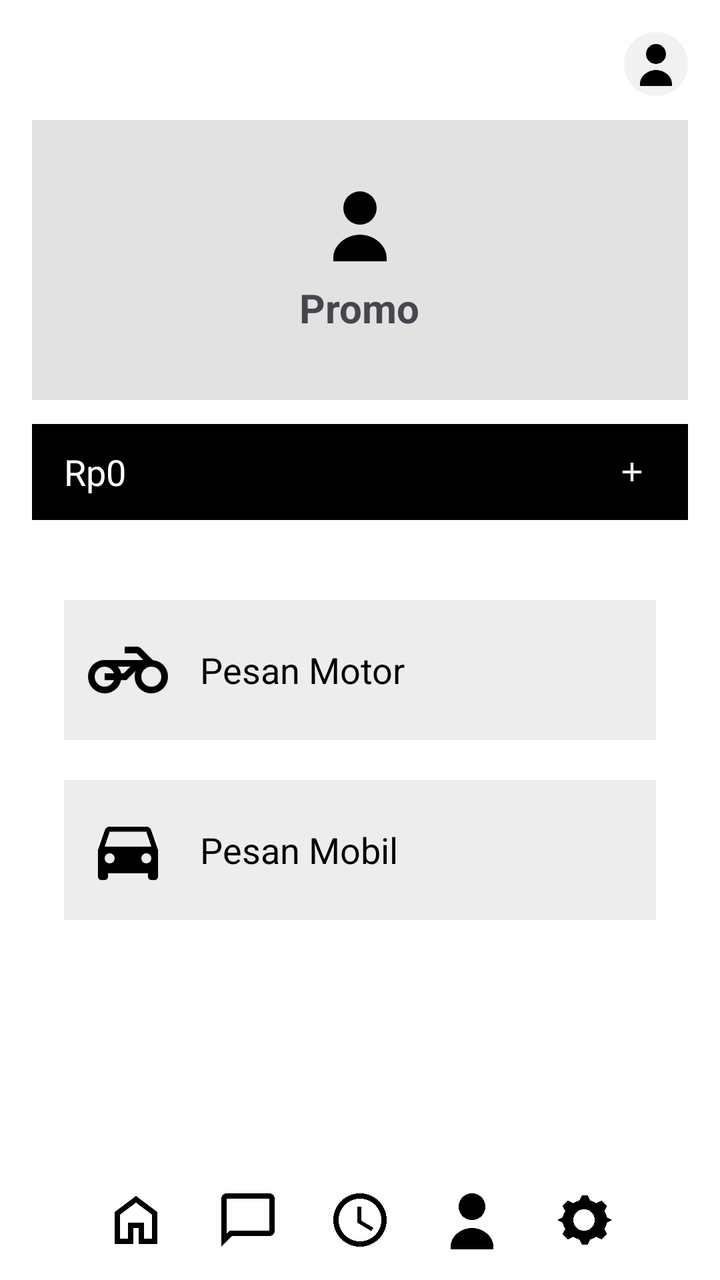
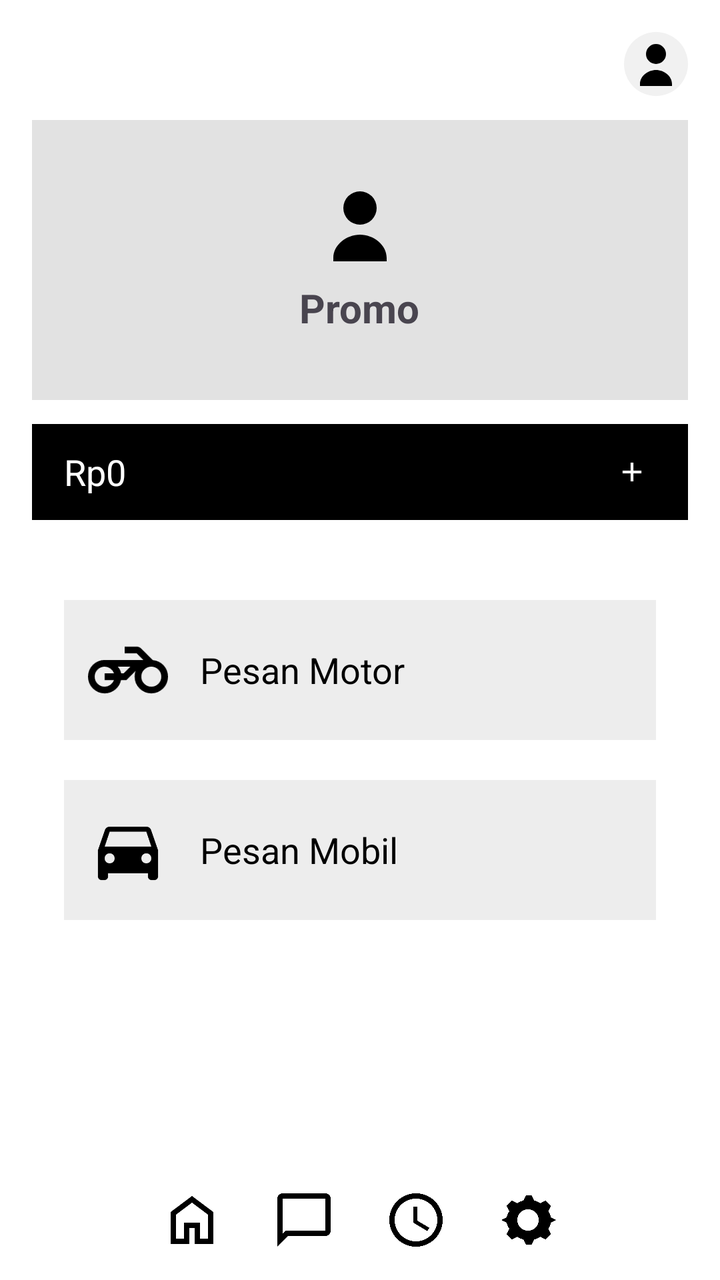

An Android layout rendered at two revisions. The XML below is the earlier revision; the diff shows what the commit changed to produce the second picture.
<!-- AndroidManifest.xml: application theme Theme.NgGojek -->
<!-- res/layout/activity_homepage.xml -->
<?xml version="1.0" encoding="utf-8"?>
<androidx.constraintlayout.widget.ConstraintLayout xmlns:android="http://schemas.android.com/apk/res/android"
    xmlns:app="http://schemas.android.com/apk/res-auto"
    xmlns:tools="http://schemas.android.com/tools"
    android:layout_width="match_parent"
    android:layout_height="match_parent"
    android:background="#FFFFFF"
    tools:context=".MainActivity">

    
    <ImageView
        android:id="@+id/btnProfile"
        android:layout_width="32dp"
        android:layout_height="32dp"
        android:layout_margin="16dp"
        android:background="@drawable/bg_circle"
        android:padding="4dp"
        android:src="@drawable/profile"
        app:layout_constraintEnd_toEndOf="parent"
        app:layout_constraintTop_toTopOf="parent" />

    
    <LinearLayout
        android:id="@+id/bannerPromo"
        android:layout_width="0dp"
        android:layout_height="140dp"
        android:layout_marginStart="16dp"
        android:layout_marginTop="60dp"
        android:layout_marginEnd="16dp"
        android:background="#E2E2E2"
        android:gravity="center"
        android:orientation="vertical"
        app:layout_constraintEnd_toEndOf="parent"
        app:layout_constraintStart_toStartOf="parent"
        app:layout_constraintTop_toTopOf="parent">

        <ImageView
            android:layout_width="40dp"
            android:layout_height="40dp"
            android:src="@drawable/profile" />

        <TextView
            android:layout_width="wrap_content"
            android:layout_height="wrap_content"
            android:layout_marginTop="8dp"
            android:text="Promo"
            android:textSize="20sp"
            android:textStyle="bold" />
    </LinearLayout>

    
    <LinearLayout
        android:id="@+id/saldoCard"
        android:layout_width="0dp"
        android:layout_height="48dp"
        android:layout_marginStart="16dp"
        android:layout_marginTop="12dp"
        android:layout_marginEnd="16dp"
        android:background="#000000"
        android:gravity="center_vertical"
        android:orientation="horizontal"
        app:layout_constraintEnd_toEndOf="parent"
        app:layout_constraintStart_toStartOf="parent"
        app:layout_constraintTop_toBottomOf="@+id/bannerPromo">

        <TextView
            android:layout_width="0dp"
            android:layout_height="wrap_content"
            android:layout_weight="1"
            android:paddingStart="16dp"
            android:text="Rp0"
            android:textColor="#FFFFFF"
            android:textSize="18sp" />

        <ImageView
            android:layout_width="24dp"
            android:layout_height="24dp"
            android:layout_marginEnd="16dp"
            android:padding="4dp"
            android:src="@drawable/add"
            app:tint="#FFFFFF" />
    </LinearLayout>

    
    <LinearLayout
        android:id="@+id/btnMotor"
        android:layout_width="0dp"
        android:layout_height="70dp"
        android:layout_marginStart="32dp"
        android:layout_marginTop="40dp"
        android:layout_marginEnd="32dp"
        android:background="#EDEDED"
        android:gravity="center_vertical"
        android:orientation="horizontal"
        android:padding="12dp"
        app:layout_constraintEnd_toEndOf="parent"
        app:layout_constraintStart_toStartOf="parent"
        app:layout_constraintTop_toBottomOf="@+id/saldoCard">

        <ImageView
            android:layout_width="40dp"
            android:layout_height="40dp"
            android:src="@drawable/motor"
            app:tint="#000000" />

        <TextView
            android:layout_width="wrap_content"
            android:layout_height="wrap_content"
            android:layout_marginStart="16dp"
            android:text="Pesan Motor"
            android:textColor="#000000"
            android:textSize="18sp" />
    </LinearLayout>

    
    <LinearLayout
        android:id="@+id/btnMobil"
        android:layout_width="0dp"
        android:layout_height="70dp"
        android:layout_marginStart="32dp"
        android:layout_marginTop="20dp"
        android:layout_marginEnd="32dp"
        android:background="#EDEDED"
        android:gravity="center_vertical"
        android:orientation="horizontal"
        android:padding="12dp"
        app:layout_constraintEnd_toEndOf="parent"
        app:layout_constraintStart_toStartOf="parent"
        app:layout_constraintTop_toBottomOf="@+id/btnMotor">

        <ImageView
            android:layout_width="40dp"
            android:layout_height="40dp"
            android:src="@drawable/car"
            app:tint="#000000" />

        <TextView
            android:layout_width="wrap_content"
            android:layout_height="wrap_content"
            android:layout_marginStart="16dp"
            android:text="Pesan Mobil"
            android:textColor="#000000"
            android:textSize="18sp" />
    </LinearLayout>

    
    <LinearLayout
        android:id="@+id/bottomNav"
        android:layout_width="0dp"
        android:layout_height="60dp"
        android:background="#FFFFFF"
        android:gravity="center"
        android:orientation="horizontal"
        android:padding="8dp"
        app:layout_constraintBottom_toBottomOf="parent"
        app:layout_constraintEnd_toEndOf="parent"
        app:layout_constraintStart_toStartOf="parent">

        <ImageView
            android:id="@+id/navHome"
            android:layout_width="32dp"
            android:layout_height="32dp"
            android:src="@drawable/home" />

        <ImageView
            android:id="@+id/navChat"
            android:layout_width="32dp"
            android:layout_height="32dp"
            android:layout_marginStart="24dp"
            android:src="@drawable/chat" />

        <ImageView
            android:id="@+id/navRiwayat"
            android:layout_width="32dp"
            android:layout_height="32dp"
            android:layout_marginStart="24dp"
            android:src="@drawable/clock" />

        <ImageView
            android:id="@+id/navProfile"
            android:layout_width="32dp"
            android:layout_height="32dp"
            android:layout_marginStart="24dp"
            android:src="@drawable/profile" />

        <ImageView
            android:id="@+id/navSettings"
            android:layout_width="32dp"
            android:layout_height="32dp"
            android:layout_marginStart="24dp"
            android:src="@drawable/settings" />
    </LinearLayout>

</androidx.constraintlayout.widget.ConstraintLayout>
<!-- resources referenced by this layout -->
<resources>
  <!-- drawable add (drawable) -->
  <vector xmlns:android="http://schemas.android.com/apk/res/android"
      android:width="24dp"
      android:height="24dp"
      android:viewportWidth="24"
      android:viewportHeight="24">
      <path
          android:fillColor="#FFF"
          android:pathData="M19,11H13V5h-2v6H5v2h6v6h2v-6h6z"/>
  </vector>
  <!-- drawable bg_circle (drawable) -->
  <shape xmlns:android="http://schemas.android.com/apk/res/android"
      android:shape="oval">
      <solid android:color="#F1F1F1"/>
  </shape>
  <!-- drawable car (drawable) -->
  <vector xmlns:android="http://schemas.android.com/apk/res/android" android:height="24dp" android:tint="#000000" android:viewportHeight="24" android:viewportWidth="24" android:width="24dp">
        
      <path android:fillColor="@android:color/white" android:pathData="M18.92,6.01C18.72,5.42 18.16,5 17.5,5h-11c-0.66,0 -1.21,0.42 -1.42,1.01L3,12v8c0,0.55 0.45,1 1,1h1c0.55,0 1,-0.45 1,-1v-1h12v1c0,0.55 0.45,1 1,1h1c0.55,0 1,-0.45 1,-1v-8l-2.08,-5.99zM6.5,16c-0.83,0 -1.5,-0.67 -1.5,-1.5S5.67,13 6.5,13s1.5,0.67 1.5,1.5S7.33,16 6.5,16zM17.5,16c-0.83,0 -1.5,-0.67 -1.5,-1.5s0.67,-1.5 1.5,-1.5 1.5,0.67 1.5,1.5 -0.67,1.5 -1.5,1.5zM5,11l1.5,-4.5h11L19,11L5,11z"/>
      
  </vector>
  <!-- drawable clock (drawable) -->
  <vector xmlns:android="http://schemas.android.com/apk/res/android" android:height="24dp" android:tint="#000000" android:viewportHeight="24" android:viewportWidth="24" android:width="24dp">
        
      <path android:fillColor="@android:color/white" android:pathData="M11.99,2C6.47,2 2,6.48 2,12s4.47,10 9.99,10C17.52,22 22,17.52 22,12S17.52,2 11.99,2zM12,20c-4.42,0 -8,-3.58 -8,-8s3.58,-8 8,-8 8,3.58 8,8 -3.58,8 -8,8z"/>
        
      <path android:fillColor="@android:color/white" android:pathData="M12.5,7H11v6l5.25,3.15 0.75,-1.23 -4.5,-2.67z"/>
      
  </vector>
  <!-- drawable home (drawable) -->
  <vector xmlns:android="http://schemas.android.com/apk/res/android" android:height="24dp" android:tint="#000000" android:viewportHeight="960" android:viewportWidth="960" android:width="24dp">
        
      <path android:fillColor="@android:color/white" android:pathData="M240,760L360,760L360,520L600,520L600,760L720,760L720,400L480,220L240,400L240,760ZM160,840L160,360L480,120L800,360L800,840L520,840L520,600L440,600L440,840L160,840ZM480,490L480,490L480,490L480,490L480,490L480,490L480,490L480,490L480,490Z"/>
      
  </vector>
  <!-- drawable profile (drawable) -->
  <vector xmlns:android="http://schemas.android.com/apk/res/android"
      android:width="24dp"
      android:height="24dp"
      android:viewportWidth="24"
      android:viewportHeight="24">
      <path
          android:fillColor="#000"
          android:pathData="M12,12a5,5 0 1,0 0,-10a5,5 0 1,0 0,10zM4,22c0,-4 4,-7 8,-7s8,3 8,7v1H4v-1z"/>
  </vector>
  <!-- drawable settings (drawable) -->
  <vector xmlns:android="http://schemas.android.com/apk/res/android"
      android:width="24dp"
      android:height="24dp"
      android:viewportWidth="24"
      android:viewportHeight="24">
      <path
          android:fillColor="#000"
          android:pathData="M12,8a4,4 0 1,0 0,8a4,4 0 1,0 0,-8zM4,13l-2,-1l2,-1c0.2,-0.8 0.5,-1.6 1,-2.3l-1,-2l2,-2l2,1c0.7,-0.5 1.5,-0.8 2.3,-1l1,-2h2l1,2c0.8,0.2 1.6,0.5 2.3,1l2,-1l2,2l-1,2c0.5,0.7 0.8,1.5 1,2.3l2,1l-2,1c-0.2,0.8 -0.5,1.6 -1,2.3l1,2l-2,2l-2,-1c-0.7,0.5 -1.5,0.8 -2.3,1l-1,2h-2l-1,-2c-0.8,-0.2 -1.6,-0.5 -2.3,-1l-2,1l-2,-2l1,-2c-0.5,-0.7 -0.8,-1.5 -1,-2.3z"/>
  </vector>
  <style name="Theme.NgGojek" parent="Base.Theme.NgGojek" />
  <style name="Base.Theme.NgGojek" parent="Theme.Material3.DayNight.NoActionBar">
          
          
          <item name="android:windowBackground">@color/white</item>
      </style>
  <color name="white">#FFFFFFFF</color>
  <!-- unchanged entries left out for length: 2 -->
</resources>

<!-- the commit's change to res/layout/activity_homepage.xml (unified diff, before → after) -->
@@ -48,7 +48,6 @@
             android:textStyle="bold" />
     </LinearLayout>
 
-    
     <LinearLayout
         android:id="@+id/saldoCard"
         android:layout_width="0dp"
@@ -81,7 +80,6 @@
             app:tint="#FFFFFF" />
     </LinearLayout>
 
-    
     <LinearLayout
         android:id="@+id/btnMotor"
         android:layout_width="0dp"
@@ -112,7 +110,6 @@
             android:textSize="18sp" />
     </LinearLayout>
 
-    
     <LinearLayout
         android:id="@+id/btnMobil"
         android:layout_width="0dp"
@@ -143,7 +140,6 @@
             android:textSize="18sp" />
     </LinearLayout>
 
-    
     <LinearLayout
         android:id="@+id/bottomNav"
         android:layout_width="0dp"
@@ -176,12 +172,12 @@
             android:layout_marginStart="24dp"
             android:src="@drawable/clock" />
 
-        <ImageView
-            android:id="@+id/navProfile"
-            android:layout_width="32dp"
-            android:layout_height="32dp"
-            android:layout_marginStart="24dp"
-            android:src="@drawable/profile" />
+
+
+
+
+
+
 
         <ImageView
             android:id="@+id/navSettings"
